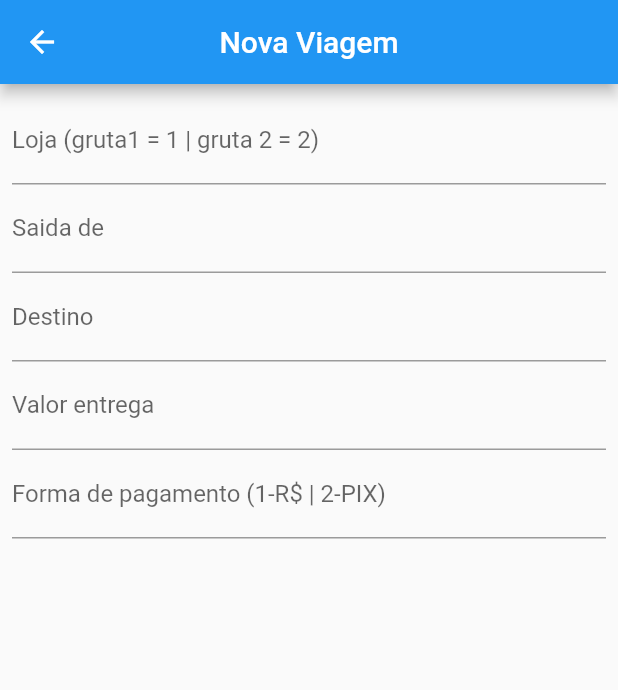
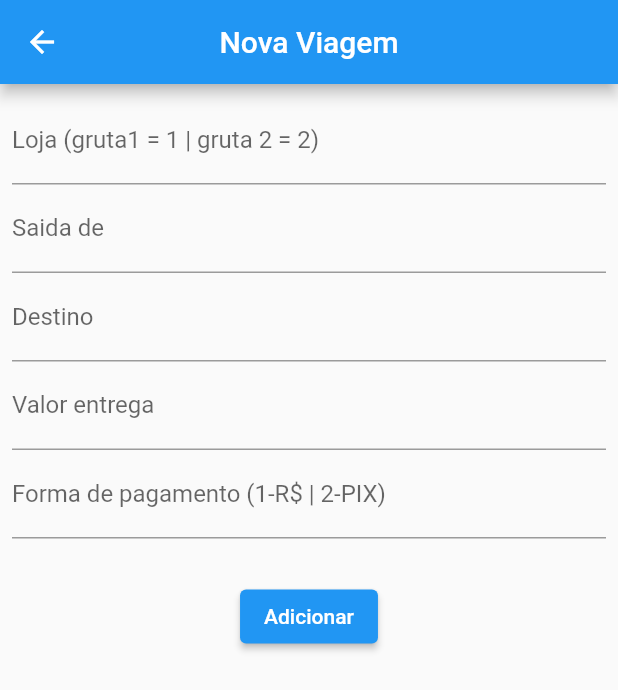
Before and after one commit to kr0ck/Controle-MotoBoy, a Flutter app: the AddViagensScreen screen opened directly, on a phone screen of 412 x 824 dp. Shown: the top 690 px of the screen. Run offline on Flutter 3.47's test engine with Material 2 defaults, Android fonts, the light colour scheme and no system bars.

Commit message:
Adicionando o botão de add nova viagem

```diff
--- a/lib/Screens/Add_Viagens_Screen.dart
+++ b/lib/Screens/Add_Viagens_Screen.dart
@@ -43,6 +43,13 @@ class _AddViagensScreenState extends State<AddViagensScreen> {
                 label: 'Forma de pagamento (1-R\$ | 2-PIX)',
                 number: true,
                 controller: pagametoController),
+            SizedBox(
+              height: 28,
+            ),
+            ElevatedButton(
+              onPressed: () {},
+              child: Text('Adicionar'),
+            )
           ])),
     );
   }
```
